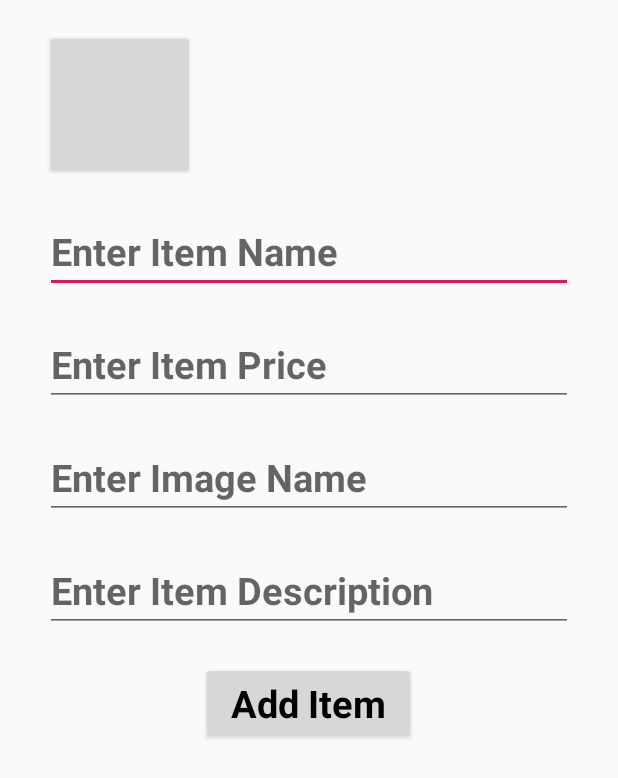
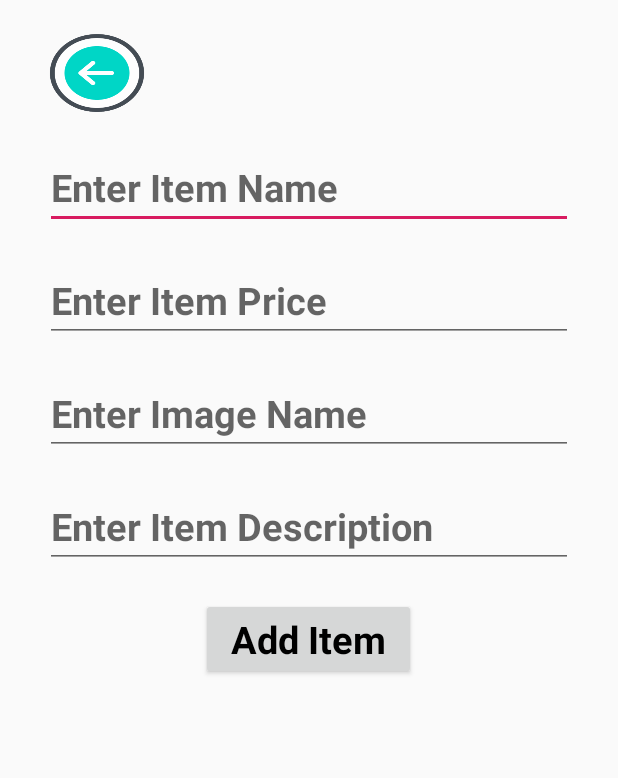
Before and after one commit to amarpudasaini07/OnlineShoppingStore, an Android app: the layout activity_add_item.xml on its own in the app's theme, with its tools: preview values and no code run, on a phone screen of 412 x 824 dp. Shown: the top 778 px of the screen. Run offline under Robolectric (Android 15) with nearby library versions, the phone set to English and light mode, and no system bars.

Commit message:
colors have been defined to button and background

```diff
--- a/app/src/main/res/layout/activity_add_item.xml
+++ b/app/src/main/res/layout/activity_add_item.xml
@@ -16,9 +16,10 @@
 
         <Button
             android:id="@+id/btnback"
-            android:layout_width="100dp"
-            android:layout_height="100dp"
-            android:layout_marginTop="20dp">
+            android:layout_width="69dp"
+            android:layout_height="57dp"
+            android:layout_marginTop="20dp"
+            android:background="@drawable/back">
 
         </Button>
 
--- a/app/src/main/res/layout/activity_dashboard.xml
+++ b/app/src/main/res/layout/activity_dashboard.xml
@@ -27,6 +27,8 @@
         android:layout_width="wrap_content"
         android:layout_height="wrap_content"
         android:layout_gravity="bottom|end"
+        android:layout_marginRight="20dp"
+        android:layout_marginBottom="20dp"
         android:layout_margin="@dimen/fab_margin"
         app:srcCompat="@drawable/ic_add_black_24dp"
         app:fabSize="normal"/>
--- a/app/src/main/res/values/styles.xml
+++ b/app/src/main/res/values/styles.xml
@@ -1,14 +1,14 @@
 <resources>
 
     <!-- Base application theme. -->
-    <style name="AppTheme" parent="Theme.AppCompat.Light.DarkActionBar">
+    <style name="AppTheme" parent="Theme.AppCompat.Light.NoActionBar">
         <!-- Customize your theme here. -->
         <item name="colorPrimary">@color/colorPrimary</item>
         <item name="colorPrimaryDark">@color/colorPrimaryDark</item>
         <item name="colorAccent">@color/colorAccent</item>
     </style>
 
-    <style name="AppTheme.AppBarOverlay"></style>
+    <style name="AppTheme.AppBarOverlay">@null</style>
 
     <style name="AppTheme.PopupOverlay">@null</style>
 
```
Also changed, not shown: app/src/main/res/drawable/back.png (added).
